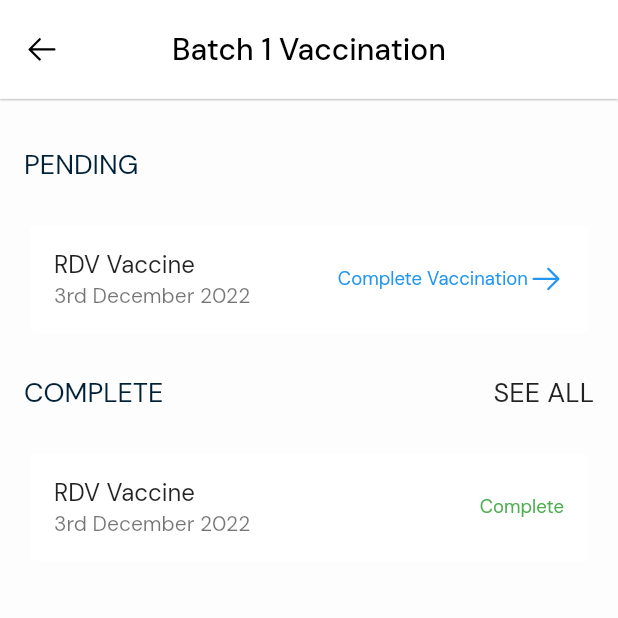
After one commit to podii-community/e-poultry, a Flutter app: the VaccinationList screen opened directly, on a phone screen of 412 x 824 dp, the top half of it. The commit adds this screen. Run offline on Flutter 3.47's test engine with Material 2 defaults, Android fonts, the phone set to English and light mode, and no system bars; our stand-ins replace dropdown_search, flutter_form_builder, flutter_svg, fluttertoast, form_builder_validators, geolocator and 8 more; missing offline and left inert: string_extensions; accounts and stored records are empty; network calls fail.

Commit message:
Vaccination flow on farmer

```diff
--- a/lib/pages/farm/create-farm/create_farm_page.dart
+++ b/lib/pages/farm/create-farm/create_farm_page.dart
@@ -164,7 +164,6 @@ class _CreateFarmPageState extends State<CreateFarmPage> {
                               return DropdownButtonFormField<String>(
                                   value: county.text,
                                   onChanged: (countyCode) {
-                                    log("${countyCode}");
                                     setState(() =>
                                         county.text = countyCode.toString());
 
--- a/lib/pages/farm/e-extension/extension_services.dart
+++ b/lib/pages/farm/e-extension/extension_services.dart
@@ -1,4 +1,5 @@
 import 'package:epoultry/pages/farm/e-extension/farm-visit/farm_visit.dart';
+import 'package:epoultry/pages/farm/e-extension/vaccination/select_batch.dart';
 import 'package:epoultry/theme/colors.dart';
 import 'package:flutter/material.dart';
 import 'package:flutter/src/widgets/container.dart';
@@ -21,6 +22,9 @@ class ExtensionService extends StatelessWidget {
               color: CustomColors.textPrimary,
               size: 3.h,
             ),
+            onTap: () {
+              Get.to(() => SelectBatch());
+            },
             title: Text('Vaccination',
                 style: TextStyle(
                     color: CustomColors.textPrimary, fontSize: 2.2.h)),
--- /dev/null
+++ b/lib/pages/farm/e-extension/vaccination/vaccination_list.dart
@@ -0,0 +1,131 @@
+import 'package:epoultry/controllers/farm_controller.dart';
+import 'package:epoultry/pages/farm/e-extension/vaccination/vaccine_details.dart';
+import 'package:epoultry/theme/spacing.dart';
+import 'package:flutter/material.dart';
+import 'package:flutter/src/widgets/container.dart';
+import 'package:flutter/src/widgets/framework.dart';
+import 'package:get/get.dart';
+import 'package:get/get_utils/src/extensions/string_extensions.dart';
+import 'package:phosphor_flutter/phosphor_flutter.dart';
+import 'package:sizer/sizer.dart';
+
+import '../../../../theme/colors.dart';
+
+class VaccinationList extends StatelessWidget {
+  VaccinationList({super.key});
+
+  final controller = Get.find<FarmsController>();
+
+  @override
+  Widget build(BuildContext context) {
+    return Scaffold(
+      appBar: AppBar(
+        automaticallyImplyLeading: false,
+        toolbarHeight: 8.h,
+        backgroundColor: CustomColors.white,
+        elevation: 0.5,
+        centerTitle: true,
+        leading: IconButton(
+          icon: const Icon(
+            PhosphorIcons.arrowLeft,
+            color: Colors.black,
+          ),
+          onPressed: () {
+            Get.back();
+          },
+        ),
+        title: const Text(
+          'Batch 1 Vaccination',
+          style: TextStyle(color: Colors.black, fontWeight: FontWeight.w500),
+        ),
+      ),
+      body: Container(
+        padding: const EdgeInsets.symmetric(horizontal: CustomSpacing.s2),
+        child: Column(
+          crossAxisAlignment: CrossAxisAlignment.start,
+          children: [
+            const SizedBox(
+              height: CustomSpacing.s1,
+            ),
+            const SizedBox(
+              height: CustomSpacing.s3,
+            ),
+            Row(
+              mainAxisAlignment: MainAxisAlignment.spaceBetween,
+              children: [
+                Text(
+                  "PENDING",
+                  style: TextStyle(
+                      fontSize: 2.2.h, color: CustomColors.textPrimary),
+                ),
+              ],
+            ),
+            const SizedBox(
+              height: CustomSpacing.s3,
+            ),
+            Card(
+                elevation: 0,
+                child: ListTile(
+                    onTap: () {},
+                    title: Text('RDV Vaccine'),
+                    subtitle: Text("3rd December 2022"),
+                    trailing: Wrap(
+                      crossAxisAlignment: WrapCrossAlignment.center,
+                      children: [
+                        Text('Complete Vaccination',
+                            style:
+                                TextStyle(fontSize: 1.5.h, color: Colors.blue)),
+                        const Icon(PhosphorIcons.arrowRight,
+                            color: Colors.blue),
+                      ],
+                    ))),
+            const SizedBox(
+              height: CustomSpacing.s3,
+            ),
+            Row(
+              mainAxisAlignment: MainAxisAlignment.spaceBetween,
+              children: [
+                Text(
+                  "COMPLETE",
+                  style: TextStyle(
+                      fontSize: 2.2.h, color: CustomColors.textPrimary),
+                ),
+                InkWell(
+                  onTap: () {},
+                  child: Wrap(
+                    crossAxisAlignment: WrapCrossAlignment.center,
+                    children: [
+                      Text('SEE ALL',
+                          style: TextStyle(
+                            fontSize: 2.2.h,
+                          )),
+                    ],
+                  ),
+                )
+              ],
+            ),
+            const SizedBox(
+              height: CustomSpacing.s3,
+            ),
+            Card(
+                elevation: 0,
+                child: ListTile(
+                    onTap: () {
+                      Get.to(() => VaccineDetails());
+                    },
+                    title: Text('RDV Vaccine'),
+                    subtitle: Text("3rd December 2022"),
+                    trailing: Wrap(
+                      crossAxisAlignment: WrapCrossAlignment.center,
+                      children: [
+                        Text('Complete',
+                            style: TextStyle(
+                                fontSize: 1.5.h, color: Colors.green)),
+                      ],
+                    ))),
+          ],
+        ),
+      ),
+    );
+  }
+}
```
Also changed, not shown: lib/pages/farm/e-extension/vaccination/select_batch.dart (added, +122 -0 lines), lib/pages/farm/e-extension/vaccination/vaccine_details.dart (added, +81 -0 lines), assets/chicken.png (added).
